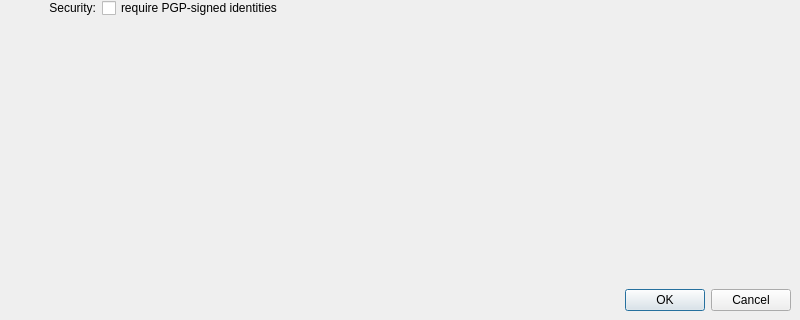
Above: retroshare-gui/src/gui/chat/CreateLobbyDialog.ui from RetroShare/RetroShare before the change; both pictures show x 0 to 800 and y 166 to 486 of the 800 by 486 pixel window. Below: the same form after it.
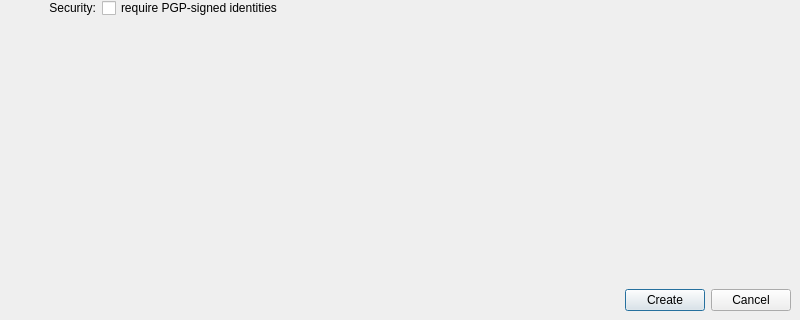
That is the form after the change. Icons and pictures are not drawn. Custom widgets are drawn as their Qt base class.

Commit message:
Changed the buttons to use QPushButton which is easier with stylesheets
* Changed the buttons to use QPushButton which is easier with stylesheets
* Use standard strings Create or Post or Update ( not more OK or Send)
*Added default stylesheet colors for Create & Post Buttons

```diff
--- a/retroshare-gui/src/gui/chat/CreateLobbyDialog.ui
+++ b/retroshare-gui/src/gui/chat/CreateLobbyDialog.ui
@@ -216,9 +216,29 @@
          <number>0</number>
         </property>
         <item>
-         <widget class="QDialogButtonBox" name="buttonBox">
-          <property name="standardButtons">
-           <set>QDialogButtonBox::Cancel|QDialogButtonBox::Ok</set>
+         <spacer name="horizontalSpacer">
+          <property name="orientation">
+           <enum>Qt::Horizontal</enum>
+          </property>
+          <property name="sizeHint" stdset="0">
+           <size>
+            <width>40</width>
+            <height>20</height>
+           </size>
+          </property>
+         </spacer>
+        </item>
+        <item>
+         <widget class="QPushButton" name="createButton">
+          <property name="text">
+           <string>Create</string>
+          </property>
+         </widget>
+        </item>
+        <item>
+         <widget class="QPushButton" name="cancelButton">
+          <property name="text">
+           <string>Cancel</string>
           </property>
          </widget>
         </item>
```
The commit also changes 10 other files.
